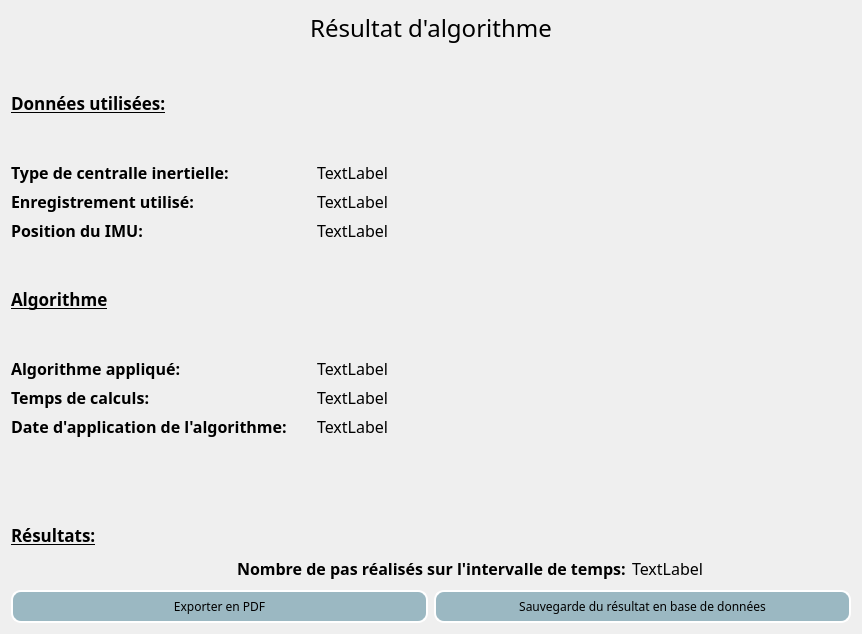
Above: applicationOpenimu/app/widgets/StepCounterResults.ui from introlab/OpenIMU before the change. Below: the same form after it.
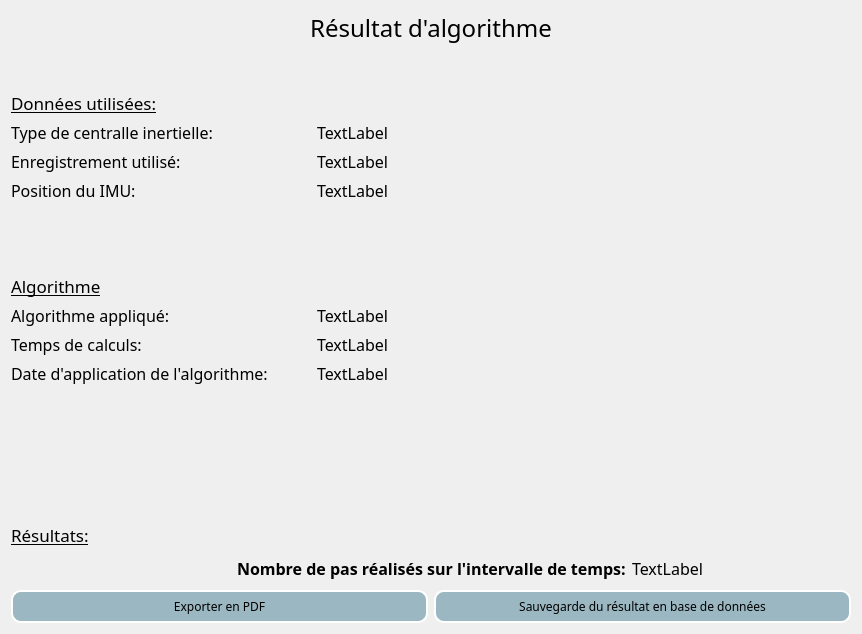
That is the form after the change. Icons and pictures are not drawn.

What changed in the file:
```diff
--- a/applicationOpenimu/app/widgets/StepCounterResults.ui
+++ b/applicationOpenimu/app/widgets/StepCounterResults.ui
@@ -60,11 +60,17 @@
      </item>
      <item>
       <widget class="QLabel" name="label_8">
+       <property name="maximumSize">
+        <size>
+         <width>16777215</width>
+         <height>30</height>
+        </size>
+       </property>
        <property name="font">
         <font>
          <pointsize>13</pointsize>
-         <weight>75</weight>
-         <bold>true</bold>
+         <weight>50</weight>
+         <bold>false</bold>
          <underline>true</underline>
         </font>
        </property>
@@ -73,19 +79,6 @@
        </property>
       </widget>
      </item>
-     <item>
-      <spacer name="verticalSpacer_2">
-       <property name="orientation">
-        <enum>Qt::Vertical</enum>
-       </property>
-       <property name="sizeHint" stdset="0">
-        <size>
-         <width>20</width>
-         <height>40</height>
-        </size>
-       </property>
-      </spacer>
-     </item>
      <item>
       <layout class="QHBoxLayout" name="horizontalLayout">
        <item>
@@ -98,8 +91,8 @@
          </property>
          <property name="font">
           <font>
-           <weight>75</weight>
-           <bold>true</bold>
+           <weight>50</weight>
+           <bold>false</bold>
           </font>
          </property>
          <property name="text">
@@ -136,8 +129,8 @@
        </property>
        <property name="font">
         <font>
-         <weight>75</weight>
-         <bold>true</bold>
+         <weight>50</weight>
+         <bold>false</bold>
         </font>
        </property>
        <property name="text">
@@ -172,8 +165,8 @@
        </property>
        <property name="font">
         <font>
-         <weight>75</weight>
-         <bold>true</bold>
+         <weight>50</weight>
+         <bold>false</bold>
         </font>
        </property>
        <property name="text">
@@ -214,8 +207,8 @@
      <property name="font">
       <font>
        <pointsize>13</pointsize>
-       <weight>75</weight>
-       <bold>true</bold>
+       <weight>50</weight>
+       <bold>false</bold>
        <underline>true</underline>
       </font>
      </property>
@@ -227,19 +220,6 @@
      </property>
     </widget>
    </item>
-   <item>
-    <spacer name="verticalSpacer_4">
-     <property name="orientation">
-      <enum>Qt::Vertical</enum>
-     </property>
-     <property name="sizeHint" stdset="0">
-      <size>
-       <width>20</width>
-       <height>40</height>
-      </size>
-     </property>
-    </spacer>
-   </item>
    <item>
     <layout class="QHBoxLayout" name="horizontalLayout_9">
      <item>
@@ -252,8 +232,8 @@
        </property>
        <property name="font">
         <font>
-         <weight>75</weight>
-         <bold>true</bold>
+         <weight>50</weight>
+         <bold>false</bold>
         </font>
        </property>
        <property name="text">
@@ -282,8 +262,8 @@
        </property>
        <property name="font">
         <font>
-         <weight>75</weight>
-         <bold>true</bold>
+         <weight>50</weight>
+         <bold>false</bold>
         </font>
        </property>
        <property name="text">
@@ -318,8 +298,8 @@
        </property>
        <property name="font">
         <font>
-         <weight>75</weight>
-         <bold>true</bold>
+         <weight>50</weight>
+         <bold>false</bold>
         </font>
        </property>
        <property name="text">
@@ -376,8 +356,8 @@
      <property name="font">
       <font>
        <pointsize>13</pointsize>
-       <weight>75</weight>
-       <bold>true</bold>
+       <weight>50</weight>
+       <bold>false</bold>
        <underline>true</underline>
       </font>
      </property>
```
